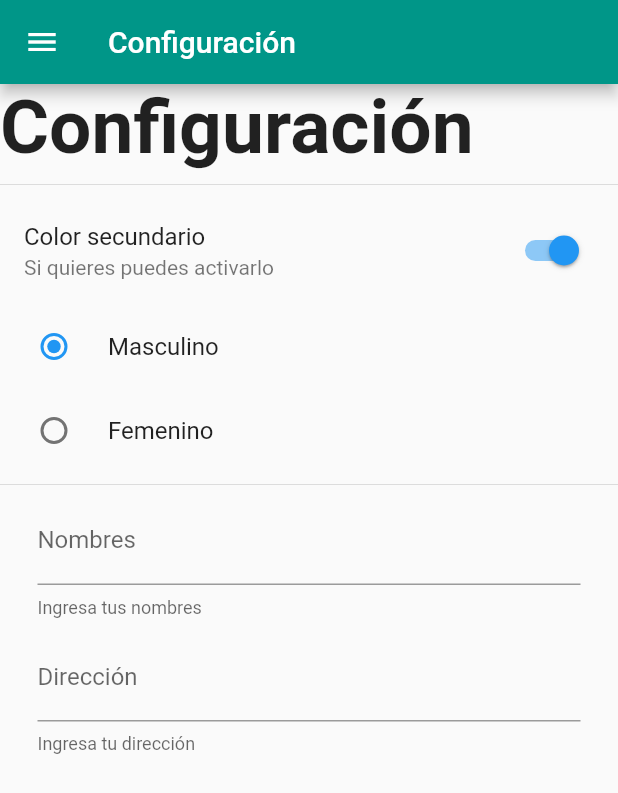
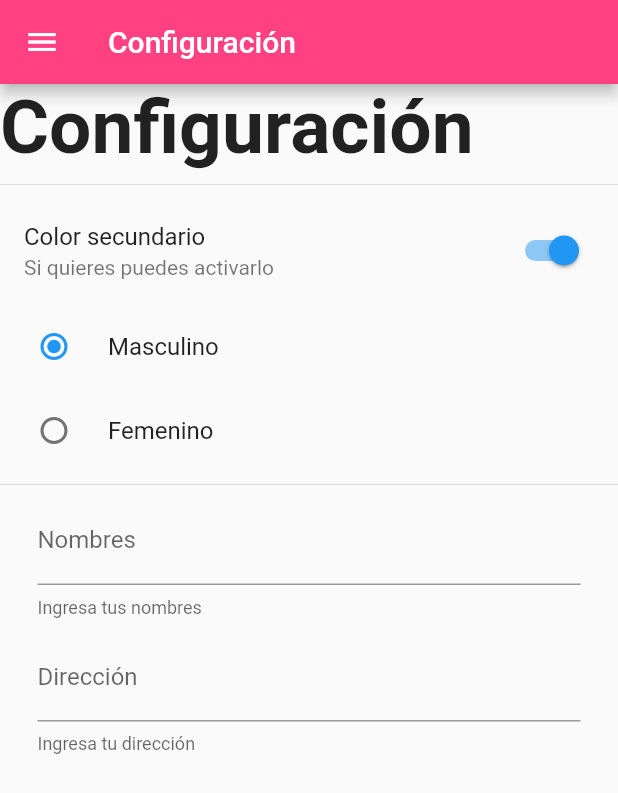
Before and after one commit to eeBarrionuevo/flutter_codigo_preferences, a Flutter app: the SettingsPage screen opened directly, after a tap on "Color secundario", on a phone screen of 412 x 824 dp. Shown: the top 793 px of the screen. Run offline on Flutter 3.47's test engine with Material 2 defaults, Android fonts, the phone set to English and light mode, and no system bars; our stand-ins replace shared_preferences; accounts and stored records are empty; network calls fail.

Commit message:
Settings Page 2

```diff
--- a/lib/pages/settings_page.dart
+++ b/lib/pages/settings_page.dart
@@ -1,5 +1,6 @@
 import 'package:flutter/material.dart';
 import 'package:flutter_codigo_preferences/widgets/menu_widget.dart';
+import 'package:shared_preferences/shared_preferences.dart';
 
 class SettingsPage extends StatefulWidget {
   @override
@@ -12,13 +13,27 @@ class _SettingsPageState extends State<SettingsPage> {
   int _genero = 1;
 
 
+
+  saveValuesSharedPreferences() async{
+    SharedPreferences prefs = await SharedPreferences.getInstance();
+    prefs.setBool("colorSecundario", _colorSecundario ?? false);
+    print("Color secundario guardado...");
+  }
+
+  getValuesSharedPreferences() async {
+    SharedPreferences prefs = await SharedPreferences.getInstance();
+    _colorSecundario = (prefs.getBool("colorSecundario")) ?? false;
+    print("Color secundario cargado...");
+  }
+
+
   @override
   Widget build(BuildContext context) {
     print("Crear widget");
     return Scaffold(
       appBar: AppBar(
         title: Text("Configuración"),
-        backgroundColor: Colors.teal,
+        backgroundColor: _colorSecundario == true ? Colors.pinkAccent : Colors.teal,
       ),
       drawer: MenuWidget(),
       body: Center(
@@ -38,6 +53,7 @@ class _SettingsPageState extends State<SettingsPage> {
               subtitle: Text("Si quieres puedes activarlo"),
               onChanged: (valor) {
                 _colorSecundario = valor;
+                saveValuesSharedPreferences();
                 setState(() {});
               },
             ),
@@ -69,6 +85,9 @@ class _SettingsPageState extends State<SettingsPage> {
                   labelText: "Nombres",
                   helperText: "Ingresa tus nombres"
                 ),
+                onChanged: (value){
+                  print(value);
+                },
               ),
             ),
             SizedBox(
@@ -81,6 +100,9 @@ class _SettingsPageState extends State<SettingsPage> {
                     labelText: "Dirección",
                     helperText: "Ingresa tu dirección"
                 ),
+                onChanged: (value){
+                  print(value);
+                },
               ),
             ),
           ],
@@ -88,4 +110,6 @@ class _SettingsPageState extends State<SettingsPage> {
       ),
     );
   }
+
+
 }
```
